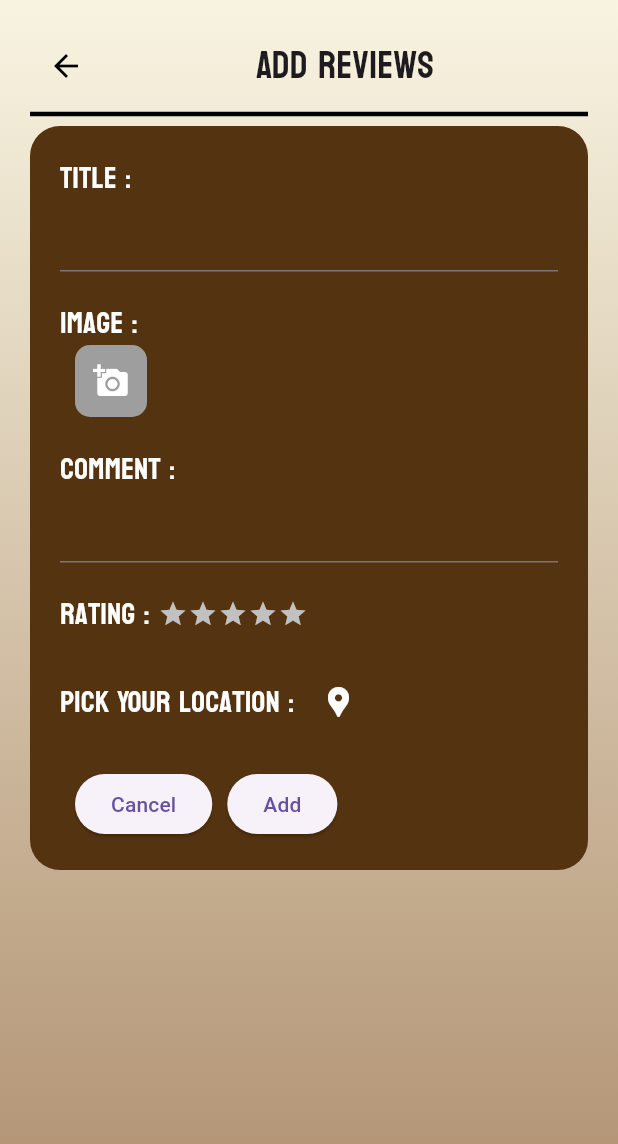
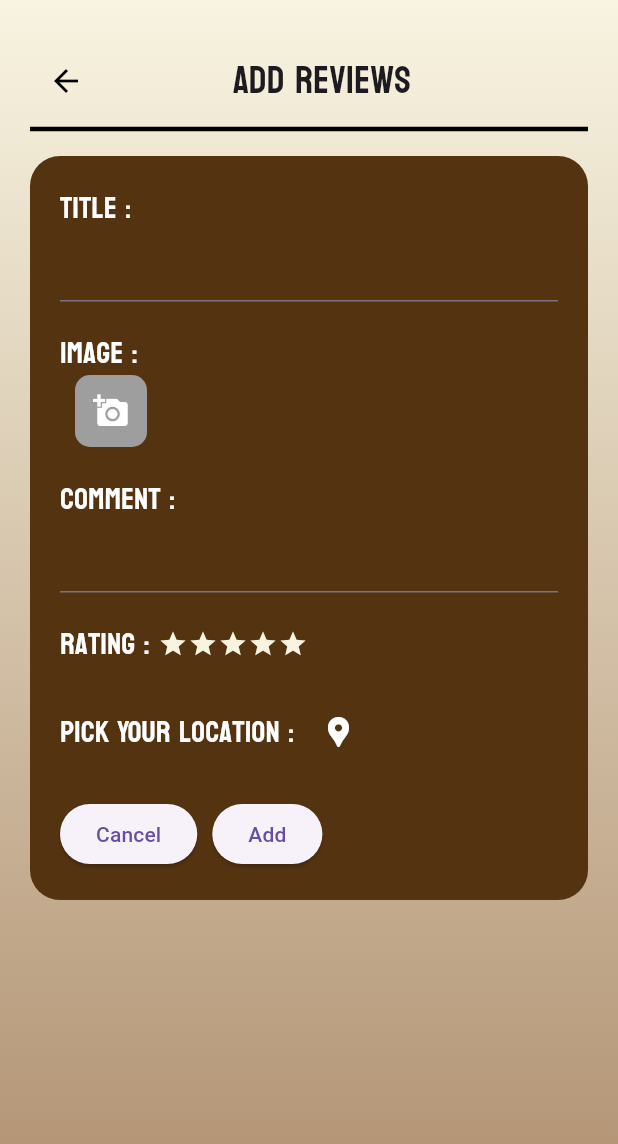
Before and after one commit to chrstyy/TuneMix_, a Flutter app: the ReviewEditScreen screen opened by its route, on a phone screen of 412 x 824 dp. Shown: the top 1144 px of the screen. Run offline on Flutter 3.47's test engine with Material 3 defaults, Android fonts, the phone set to English and light mode, and no system bars; drawn by our look-alikes of flutter_rating_bar; our stand-ins replace animate_do, cloud_firestore, firebase_auth, firebase_core, firebase_storage, geolocator and 6 more; accounts and stored records are empty.

Commit message:
song title review

```diff
--- a/lib/screens/theme/theme_app.dart
+++ b/lib/screens/theme/theme_app.dart
@@ -90,6 +90,7 @@ class ThemeProvider with ChangeNotifier {
       switchColor: isLightTheme ? AppColors.black : AppColors.white,
       thumbColor: isLightTheme ? AppColors.white : AppColors.black,
       switchBgColor: isLightTheme ? AppColors.choco2 : AppColors.cream,
+      switchBgColor2: isLightTheme ? AppColors.cream : AppColors.choco2,
     );
   }
 }
@@ -99,11 +100,13 @@ class ThemeMode {
   Color? switchColor;
   Color? thumbColor;
   Color? switchBgColor;
+  Color? switchBgColor2;
 
   ThemeMode({
     this.gradientColors,
-    this.switchBgColor,
     this.switchColor,
     this.thumbColor,
+    this.switchBgColor,
+    this.switchBgColor2,
   });
 }
--- a/lib/screens/user/review/review_edit_screen.dart
+++ b/lib/screens/user/review/review_edit_screen.dart
@@ -1,6 +1,7 @@
 import 'dart:io';
 import 'package:cloud_firestore/cloud_firestore.dart';
 import 'package:flutter/material.dart';
+import 'package:flutter/widgets.dart';
 import 'package:flutter_rating_bar/flutter_rating_bar.dart';
 import 'package:geolocator/geolocator.dart';
 import 'package:google_maps_flutter/google_maps_flutter.dart';
@@ -73,16 +74,15 @@ class _ReviewEditScreenState extends State<ReviewEditScreen> {
       body: Container(
         width: double.infinity,
         height: double.infinity,
-        decoration: const BoxDecoration(
+        decoration: BoxDecoration(
           gradient: LinearGradient(
-            colors: [Color(0xFFF8F4E1), Color(0xFFAF8F6F)],
-            stops: [0, 1],
-            begin: AlignmentDirectional(0, -1),
-            end: AlignmentDirectional(0, 1),
+            colors: themeProvider.themeMode().gradientColors!,
+            begin: Alignment.topCenter,
+            end: Alignment.bottomCenter,
           ),
         ),
         child: Padding(
-          padding: const EdgeInsets.only(top: 20, right: 20, left: 20),
+          padding: const EdgeInsets.only(top: 30, right: 20, left: 20),
           child: SingleChildScrollView(
             child: Column(
               mainAxisSize: MainAxisSize.max,
@@ -91,9 +91,9 @@ class _ReviewEditScreenState extends State<ReviewEditScreen> {
                   mainAxisSize: MainAxisSize.max,
                   children: [
                     IconButton(
-                      icon: const Icon(
+                      icon: Icon(
                         Icons.arrow_back,
-                        color: Colors.black,
+                        color: themeProvider.themeMode().switchColor!,
                         size: 24,
                       ),
                       onPressed: () {
@@ -102,7 +102,7 @@ class _ReviewEditScreenState extends State<ReviewEditScreen> {
                     ),
                     Expanded(
                       child: Align(
-                        alignment: const AlignmentDirectional(0, 0),
+                        alignment: const AlignmentDirectional(-0.15, 0),
                         child: Text(
                           widget.review == null
                               ? 'Add Reviews'
@@ -116,14 +116,17 @@ class _ReviewEditScreenState extends State<ReviewEditScreen> {
                     ),
                   ],
                 ),
-                const Divider(
+                Divider(
                   thickness: 3,
-                  color: Colors.black,
+                  color: themeProvider.themeMode().switchColor!,
+                ),
+                SizedBox(
+                  height: 10,
                 ),
                 Container(
                   width: double.infinity,
-                  decoration: const BoxDecoration(
-                    color: Color.fromARGB(255, 84, 51, 16),
+                  decoration: BoxDecoration(
+                    color: themeProvider.themeMode().switchBgColor!,
                     borderRadius: BorderRadius.all(
                       Radius.circular(20),
                     ),
@@ -133,24 +136,24 @@ class _ReviewEditScreenState extends State<ReviewEditScreen> {
                     child: Column(
                       crossAxisAlignment: CrossAxisAlignment.start,
                       children: [
-                        const Text(
+                        Text(
                           'Title : ',
                           textAlign: TextAlign.start,
                           style: TextStyle(
                             fontFamily: 'Bayon',
                             fontSize: 20,
-                            color: Colors.white,
+                            color: themeProvider.themeMode().thumbColor!,
                           ),
                         ),
                         TextField(
                           controller: _titleController,
-                          style: const TextStyle(
+                          style: TextStyle(
                             fontFamily: 'Basic',
                             fontSize: 16,
-                            color: Colors.white,
+                            color: themeProvider.themeMode().thumbColor!,
                           ),
                         ),
-                        const Padding(
+                        Padding(
                           padding: EdgeInsets.only(top: 20),
                           child: Text(
                             'Image : ',
@@ -158,7 +161,7 @@ class _ReviewEditScreenState extends State<ReviewEditScreen> {
                             style: TextStyle(
                               fontFamily: 'Bayon',
                               fontSize: 20,
-                              color: Colors.white,
+                              color: themeProvider.themeMode().thumbColor!,
                             ),
                           ),
                         ),
@@ -202,16 +205,17 @@ class _ReviewEditScreenState extends State<ReviewEditScreen> {
                                 ),
                                 child: IconButton(
                                   onPressed: _pickImage,
-                                  icon: const Icon(
+                                  icon: Icon(
                                     Icons.add_a_photo,
-                                    color: Colors.white,
+                                    color:
+                                        themeProvider.themeMode().thumbColor!,
                                   ),
                                 ),
                               ),
                             ),
                           ],
                         ),
-                        const Padding(
+                        Padding(
                           padding: EdgeInsets.only(top: 20),
                           child: Text(
                             'Comment : ',
@@ -219,29 +223,29 @@ class _ReviewEditScreenState extends State<ReviewEditScreen> {
                             style: TextStyle(
                               fontFamily: 'Bayon',
                               fontSize: 20,
-                              color: Colors.white,
+                              color: themeProvider.themeMode().thumbColor!,
                             ),
                           ),
                         ),
                         TextField(
                           controller: _commentController,
-                          style: const TextStyle(
+                          style: TextStyle(
                             fontFamily: 'Basic',
                             fontSize: 16,
-                            color: Colors.white,
+                            color: themeProvider.themeMode().thumbColor!,
                           ),
                         ),
                         Padding(
                           padding: const EdgeInsets.only(top: 20),
                           child: Row(
                             children: [
-                              const Text(
+                              Text(
                                 'Rating : ',
                                 textAlign: TextAlign.start,
                                 style: TextStyle(
                                   fontFamily: 'Bayon',
                                   fontSize: 20,
-                                  color: Colors.white,
+                                  color: themeProvider.themeMode().thumbColor!,
                                 ),
                               ),
                               RatingBar.builder(
@@ -256,7 +260,7 @@ class _ReviewEditScreenState extends State<ReviewEditScreen> {
                                   color: Color.fromARGB(255, 235, 177, 0),
                                 ),
                                 unratedColor:
-                                    const Color.fromARGB(255, 193, 193, 193),
+                                    themeProvider.themeMode().switchBgColor2!,
                                 onRatingUpdate: (rating) {
                                   setState(() {
                                     _rating = rating;
@@ -270,20 +274,20 @@ class _ReviewEditScreenState extends State<ReviewEditScreen> {
                           padding: const EdgeInsets.only(top: 20),
                           child: Row(
                             children: [
-                              const Text(
+                              Text(
                                 'Pick Your Location : ',
                                 textAlign: TextAlign.start,
                                 style: TextStyle(
                                   fontFamily: 'Bayon',
                                   fontSize: 20,
-                                  color: Colors.white,
+                                  color: themeProvider.themeMode().thumbColor!,
                                 ),
                               ),
                               IconButton(
                                 onPressed: _pickLocation,
-                                icon: const Icon(
+                                icon: Icon(
                                   Icons.location_pin,
-                                  color: Colors.white,
+                                  color: themeProvider.themeMode().thumbColor!,
                                 ),
                               ),
                               Expanded(
@@ -305,15 +309,14 @@ class _ReviewEditScreenState extends State<ReviewEditScreen> {
                         ),
                         Row(
                           children: [
-                            Padding(
-                              padding:
-                                  const EdgeInsets.symmetric(horizontal: 10),
-                              child: ElevatedButton(
-                                onPressed: () {
-                                  Navigator.of(context).pop();
-                                },
-                                child: const Text('Cancel'),
-                              ),
+                            ElevatedButton(
+                              onPressed: () {
+                                Navigator.of(context).pop();
+                              },
+                              child: const Text('Cancel'),
+                            ),
+                            SizedBox(
+                              width: 10,
                             ),
                             ElevatedButton(
                               onPressed: () async {
--- a/lib/screens/user/user_profile.dart
+++ b/lib/screens/user/user_profile.dart
@@ -435,7 +435,7 @@ class _UserProfileState extends State<UserProfile> {
                               },
                               child: Text(
                                 'Edit Username',
-                                style: Theme.of(context).textTheme.headline6,
+                                style: Theme.of(context).textTheme.headline2!,
                               ),
                             ),
                           ],
```
Also changed, not shown: lib/main.dart (+9 -5 lines), lib/screens/user/cart_screen.dart (+31 -29 lines), lib/screens/user/home_screen.dart (+4 -4 lines), lib/screens/user/review/review_list_screen.dart (+47 -33 lines), lib/screens/user/song_detail.dart (+44 -14 lines).
